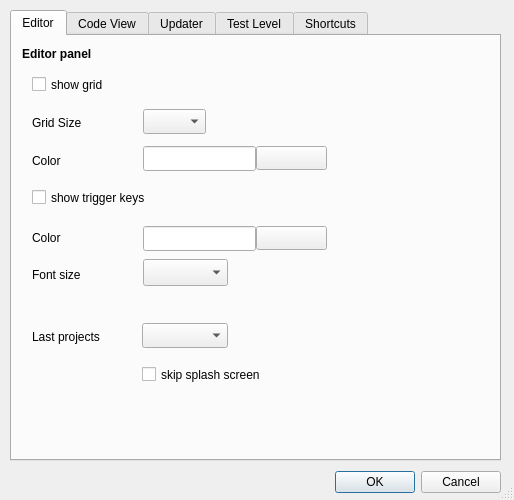
Qt form src/lgck-builder/DlgAppSettings.ui (cfrankb/lgck-src) before a commit.
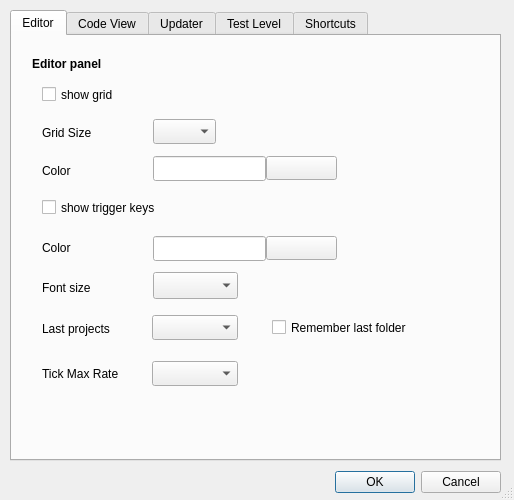
The same form after that commit. Custom widgets are drawn as their Qt base class.

Commit message: added MaxTickRate to Config; more code clean up; ui improvements

```diff
--- a/src/lgck-builder/DlgAppSettings.ui
+++ b/src/lgck-builder/DlgAppSettings.ui
@@ -72,8 +72,8 @@
     <widget class="QLabel" name="label_2">
      <property name="geometry">
       <rect>
-       <x>20</x>
-       <y>117</y>
+       <x>30</x>
+       <y>127</y>
        <width>52</width>
        <height>15</height>
       </rect>
@@ -85,8 +85,8 @@
     <widget class="QLineEdit" name="eGridColor">
      <property name="geometry">
       <rect>
-       <x>131</x>
-       <y>110</y>
+       <x>141</x>
+       <y>120</y>
        <width>113</width>
        <height>25</height>
       </rect>
@@ -104,8 +104,8 @@
     <widget class="QCheckBox" name="cShowGrid">
      <property name="geometry">
       <rect>
-       <x>20</x>
-       <y>37</y>
+       <x>30</x>
+       <y>47</y>
        <width>101</width>
        <height>23</height>
       </rect>
@@ -117,8 +117,8 @@
     <widget class="QLabel" name="label">
      <property name="geometry">
       <rect>
-       <x>20</x>
-       <y>79</y>
+       <x>30</x>
+       <y>89</y>
        <width>91</width>
        <height>16</height>
       </rect>
@@ -130,8 +130,8 @@
     <widget class="QComboBox" name="cbGridSize">
      <property name="geometry">
       <rect>
-       <x>131</x>
-       <y>73</y>
+       <x>141</x>
+       <y>83</y>
        <width>63</width>
        <height>25</height>
       </rect>
@@ -140,8 +140,8 @@
     <widget class="CWBtnColor" name="btnGridColor">
      <property name="geometry">
       <rect>
-       <x>244</x>
-       <y>110</y>
+       <x>254</x>
+       <y>120</y>
        <width>71</width>
        <height>24</height>
       </rect>
@@ -153,8 +153,8 @@
     <widget class="QLabel" name="label_13">
      <property name="geometry">
       <rect>
-       <x>10</x>
-       <y>10</y>
+       <x>20</x>
+       <y>20</y>
        <width>141</width>
        <height>17</height>
       </rect>
@@ -169,8 +169,8 @@
     <widget class="QLineEdit" name="eTriggerKeyColor">
      <property name="geometry">
       <rect>
-       <x>131</x>
-       <y>190</y>
+       <x>141</x>
+       <y>200</y>
        <width>113</width>
        <height>25</height>
       </rect>
@@ -188,8 +188,8 @@
     <widget class="QLabel" name="label_11">
      <property name="geometry">
       <rect>
-       <x>20</x>
-       <y>193</y>
+       <x>30</x>
+       <y>203</y>
        <width>62</width>
        <height>17</height>
       </rect>
@@ -201,8 +201,8 @@
     <widget class="CWBtnColor" name="btnTriggerKeyColor">
      <property name="geometry">
       <rect>
-       <x>244</x>
-       <y>190</y>
+       <x>254</x>
+       <y>200</y>
        <width>71</width>
        <height>24</height>
       </rect>
@@ -214,8 +214,8 @@
     <widget class="QCheckBox" name="cbShowTriggerKey">
      <property name="geometry">
       <rect>
-       <x>20</x>
-       <y>150</y>
+       <x>30</x>
+       <y>160</y>
        <width>161</width>
        <height>23</height>
       </rect>
@@ -227,8 +227,8 @@
     <widget class="QComboBox" name="cbTriggerKeyFontSize">
      <property name="geometry">
       <rect>
-       <x>131</x>
-       <y>223</y>
+       <x>141</x>
+       <y>236</y>
        <width>85</width>
        <height>27</height>
       </rect>
@@ -237,8 +237,8 @@
     <widget class="QLabel" name="label_17">
      <property name="geometry">
       <rect>
-       <x>20</x>
-       <y>230</y>
+       <x>30</x>
+       <y>243</y>
        <width>62</width>
        <height>17</height>
       </rect>
@@ -247,24 +247,11 @@
       <string>Font size</string>
      </property>
     </widget>
-    <widget class="QCheckBox" name="cSkipSplashScreen">
-     <property name="geometry">
-      <rect>
-       <x>130</x>
-       <y>330</y>
-       <width>151</width>
-       <height>17</height>
-      </rect>
-     </property>
-     <property name="text">
-      <string>skip splash screen</string>
-     </property>
-    </widget>
     <widget class="QLabel" name="label_19">
      <property name="geometry">
       <rect>
-       <x>20</x>
-       <y>290</y>
+       <x>30</x>
+       <y>282</y>
        <width>101</width>
        <height>21</height>
       </rect>
@@ -276,13 +263,49 @@
     <widget class="QComboBox" name="cbProjects">
      <property name="geometry">
       <rect>
-       <x>130</x>
-       <y>287</y>
+       <x>140</x>
+       <y>279</y>
        <width>86</width>
        <height>25</height>
       </rect>
      </property>
     </widget>
+    <widget class="QLabel" name="label_20">
+     <property name="geometry">
+      <rect>
+       <x>30</x>
+       <y>329</y>
+       <width>101</width>
+       <height>17</height>
+      </rect>
+     </property>
+     <property name="text">
+      <string>Tick Max Rate</string>
+     </property>
+    </widget>
+    <widget class="QComboBox" name="cbTickMaxRate">
+     <property name="geometry">
+      <rect>
+       <x>140</x>
+       <y>325</y>
+       <width>86</width>
+       <height>25</height>
+      </rect>
+     </property>
+    </widget>
+    <widget class="QCheckBox" name="cLastFolder">
+     <property name="geometry">
+      <rect>
+       <x>260</x>
+       <y>280</y>
+       <width>191</width>
+       <height>23</height>
+      </rect>
+     </property>
+     <property name="text">
+      <string>Remember last folder</string>
+     </property>
+    </widget>
    </widget>
    <widget class="QWidget" name="tab">
     <attribute name="title">
@@ -472,6 +495,19 @@
       </rect>
      </property>
     </widget>
+    <widget class="QCheckBox" name="cSkipSplashScreen">
+     <property name="geometry">
+      <rect>
+       <x>30</x>
+       <y>170</y>
+       <width>151</width>
+       <height>17</height>
+      </rect>
+     </property>
+     <property name="text">
+      <string>skip splash screen</string>
+     </property>
+    </widget>
    </widget>
    <widget class="QWidget" name="tab_3">
     <attribute name="title">
```
Left out of the diff: 78 changed lines with no effect on the pictures. The commit also changes 16 other files.
